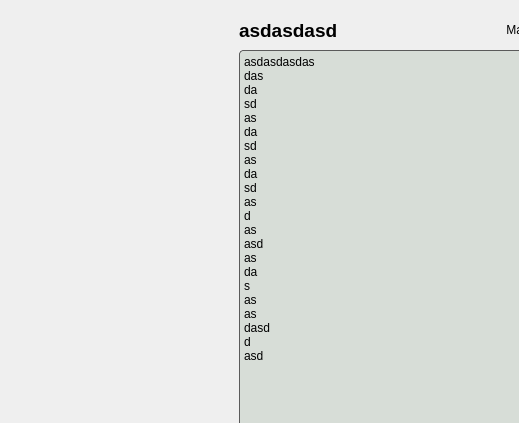
First picture: the form in chatgpt_project/ui/dialog_ui.ui, repository bigdeeer/toolbox, before the edit; both pictures show x 0 to 519 and y 0 to 423 of the 895 by 653 pixel window.
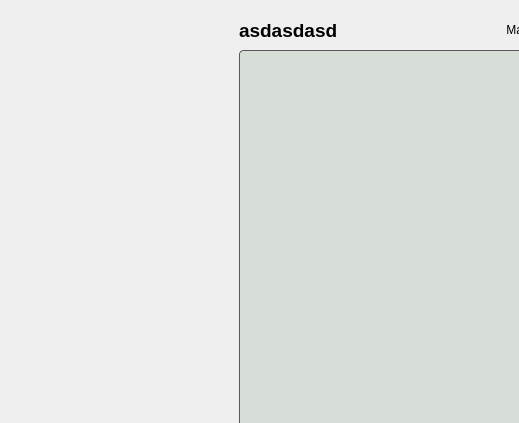
Second picture: the form after the edit.

```diff
--- a/chatgpt_project/ui/dialog_ui.ui
+++ b/chatgpt_project/ui/dialog_ui.ui
@@ -242,6 +242,9 @@
         <property name="sizeAdjustPolicy">
          <enum>QAbstractScrollArea::AdjustToContents</enum>
         </property>
+        <property name="readOnly">
+         <bool>false</bool>
+        </property>
         <property name="html">
          <string>&lt;!DOCTYPE HTML PUBLIC &quot;-//W3C//DTD HTML 4.0//EN&quot; &quot;http://www.w3.org/TR/REC-html40/strict.dtd&quot;&gt;
 &lt;html&gt;&lt;head&gt;&lt;meta name=&quot;qrichtext&quot; content=&quot;1&quot; /&gt;&lt;meta charset=&quot;utf-8&quot; /&gt;&lt;style type=&quot;text/css&quot;&gt;
@@ -250,29 +253,7 @@
 li.unchecked::marker { content: &quot;\2610&quot;; }
 li.checked::marker { content: &quot;\2612&quot;; }
 &lt;/style&gt;&lt;/head&gt;&lt;body style=&quot; font-family:'Microsoft YaHei UI'; font-size:12pt; font-weight:400; font-style:normal;&quot;&gt;
-&lt;p style=&quot; margin-top:0px; margin-bottom:0px; margin-left:0px; margin-right:0px; -qt-block-indent:0; text-indent:0px;&quot;&gt;&lt;span style=&quot; font-size:9pt;&quot;&gt;asdasdasdas&lt;/span&gt;&lt;/p&gt;
-&lt;p style=&quot; margin-top:0px; margin-bottom:0px; margin-left:0px; margin-right:0px; -qt-block-indent:0; text-indent:0px;&quot;&gt;&lt;span style=&quot; font-size:9pt;&quot;&gt;das&lt;/span&gt;&lt;/p&gt;
-&lt;p style=&quot; margin-top:0px; margin-bottom:0px; margin-left:0px; margin-right:0px; -qt-block-indent:0; text-indent:0px;&quot;&gt;&lt;span style=&quot; font-size:9pt;&quot;&gt;da&lt;/span&gt;&lt;/p&gt;
-&lt;p style=&quot; margin-top:0px; margin-bottom:0px; margin-left:0px; margin-right:0px; -qt-block-indent:0; text-indent:0px;&quot;&gt;&lt;span style=&quot; font-size:9pt;&quot;&gt;sd&lt;/span&gt;&lt;/p&gt;
-&lt;p style=&quot; margin-top:0px; margin-bottom:0px; margin-left:0px; margin-right:0px; -qt-block-indent:0; text-indent:0px;&quot;&gt;&lt;span style=&quot; font-size:9pt;&quot;&gt;as&lt;/span&gt;&lt;/p&gt;
-&lt;p style=&quot; margin-top:0px; margin-bottom:0px; margin-left:0px; margin-right:0px; -qt-block-indent:0; text-indent:0px;&quot;&gt;&lt;span style=&quot; font-size:9pt;&quot;&gt;da&lt;/span&gt;&lt;/p&gt;
-&lt;p style=&quot; margin-top:0px; margin-bottom:0px; margin-left:0px; margin-right:0px; -qt-block-indent:0; text-indent:0px;&quot;&gt;&lt;span style=&quot; font-size:9pt;&quot;&gt;sd&lt;/span&gt;&lt;/p&gt;
-&lt;p style=&quot; margin-top:0px; margin-bottom:0px; margin-left:0px; margin-right:0px; -qt-block-indent:0; text-indent:0px;&quot;&gt;&lt;span style=&quot; font-size:9pt;&quot;&gt;as&lt;/span&gt;&lt;/p&gt;
-&lt;p style=&quot; margin-top:0px; margin-bottom:0px; margin-left:0px; margin-right:0px; -qt-block-indent:0; text-indent:0px;&quot;&gt;&lt;span style=&quot; font-size:9pt;&quot;&gt;da&lt;/span&gt;&lt;/p&gt;
-&lt;p style=&quot; margin-top:0px; margin-bottom:0px; margin-left:0px; margin-right:0px; -qt-block-indent:0; text-indent:0px;&quot;&gt;&lt;span style=&quot; font-size:9pt;&quot;&gt;sd&lt;/span&gt;&lt;/p&gt;
-&lt;p style=&quot; margin-top:0px; margin-bottom:0px; margin-left:0px; margin-right:0px; -qt-block-indent:0; text-indent:0px;&quot;&gt;&lt;span style=&quot; font-size:9pt;&quot;&gt;as&lt;/span&gt;&lt;/p&gt;
-&lt;p style=&quot; margin-top:0px; margin-bottom:0px; margin-left:0px; margin-right:0px; -qt-block-indent:0; text-indent:0px;&quot;&gt;&lt;span style=&quot; font-size:9pt;&quot;&gt;d&lt;/span&gt;&lt;/p&gt;
-&lt;p style=&quot; margin-top:0px; margin-bottom:0px; margin-left:0px; margin-right:0px; -qt-block-indent:0; text-indent:0px;&quot;&gt;&lt;span style=&quot; font-size:9pt;&quot;&gt;as&lt;/span&gt;&lt;/p&gt;
-&lt;p style=&quot; margin-top:0px; margin-bottom:0px; margin-left:0px; margin-right:0px; -qt-block-indent:0; text-indent:0px;&quot;&gt;&lt;span style=&quot; font-size:9pt;&quot;&gt;asd&lt;/span&gt;&lt;/p&gt;
-&lt;p style=&quot; margin-top:0px; margin-bottom:0px; margin-left:0px; margin-right:0px; -qt-block-indent:0; text-indent:0px;&quot;&gt;&lt;span style=&quot; font-size:9pt;&quot;&gt;as&lt;/span&gt;&lt;/p&gt;
-&lt;p style=&quot; margin-top:0px; margin-bottom:0px; margin-left:0px; margin-right:0px; -qt-block-indent:0; text-indent:0px;&quot;&gt;&lt;span style=&quot; font-size:9pt;&quot;&gt;da&lt;/span&gt;&lt;/p&gt;
-&lt;p style=&quot; margin-top:0px; margin-bottom:0px; margin-left:0px; margin-right:0px; -qt-block-indent:0; text-indent:0px;&quot;&gt;&lt;span style=&quot; font-size:9pt;&quot;&gt;s&lt;/span&gt;&lt;/p&gt;
-&lt;p style=&quot; margin-top:0px; margin-bottom:0px; margin-left:0px; margin-right:0px; -qt-block-indent:0; text-indent:0px;&quot;&gt;&lt;span style=&quot; font-size:9pt;&quot;&gt;as&lt;/span&gt;&lt;/p&gt;
-&lt;p style=&quot; margin-top:0px; margin-bottom:0px; margin-left:0px; margin-right:0px; -qt-block-indent:0; text-indent:0px;&quot;&gt;&lt;span style=&quot; font-size:9pt;&quot;&gt;as&lt;/span&gt;&lt;/p&gt;
-&lt;p style=&quot; margin-top:0px; margin-bottom:0px; margin-left:0px; margin-right:0px; -qt-block-indent:0; text-indent:0px;&quot;&gt;&lt;span style=&quot; font-size:9pt;&quot;&gt;dasd&lt;/span&gt;&lt;/p&gt;
-&lt;p style=&quot; margin-top:0px; margin-bottom:0px; margin-left:0px; margin-right:0px; -qt-block-indent:0; text-indent:0px;&quot;&gt;&lt;span style=&quot; font-size:9pt;&quot;&gt;d&lt;/span&gt;&lt;/p&gt;
-&lt;p style=&quot; margin-top:0px; margin-bottom:0px; margin-left:0px; margin-right:0px; -qt-block-indent:0; text-indent:0px;&quot;&gt;&lt;span style=&quot; font-size:9pt;&quot;&gt;asd&lt;/span&gt;&lt;/p&gt;
-&lt;p style=&quot;-qt-paragraph-type:empty; margin-top:0px; margin-bottom:0px; margin-left:0px; margin-right:0px; -qt-block-indent:0; text-indent:0px; font-size:9pt;&quot;&gt;&lt;br /&gt;&lt;/p&gt;&lt;/body&gt;&lt;/html&gt;</string>
+&lt;p style=&quot;-qt-paragraph-type:empty; margin-top:0px; margin-bottom:0px; margin-left:0px; margin-right:0px; -qt-block-indent:0; text-indent:0px;&quot;&gt;&lt;br /&gt;&lt;/p&gt;&lt;/body&gt;&lt;/html&gt;</string>
         </property>
        </widget>
       </item>
```
